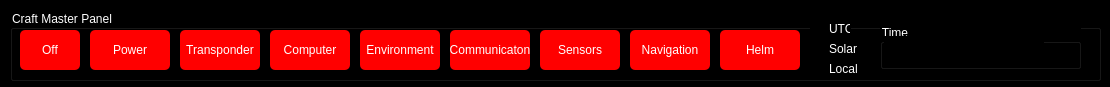
The window that Craft/CraftControls.ui (HaroldJesse/Simulator) describes before a commit, drawn with Qt 5.
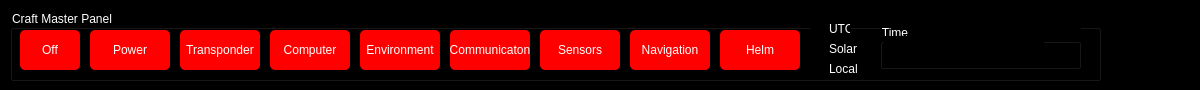
The same window after the commit.

Diff of the .ui file:
```diff
--- a/Craft/CraftControls.ui
+++ b/Craft/CraftControls.ui
@@ -6,8 +6,8 @@
    <rect>
     <x>0</x>
     <y>0</y>
-    <width>1110</width>
-    <height>87</height>
+    <width>1200</width>
+    <height>90</height>
    </rect>
   </property>
   <property name="windowTitle">
```
